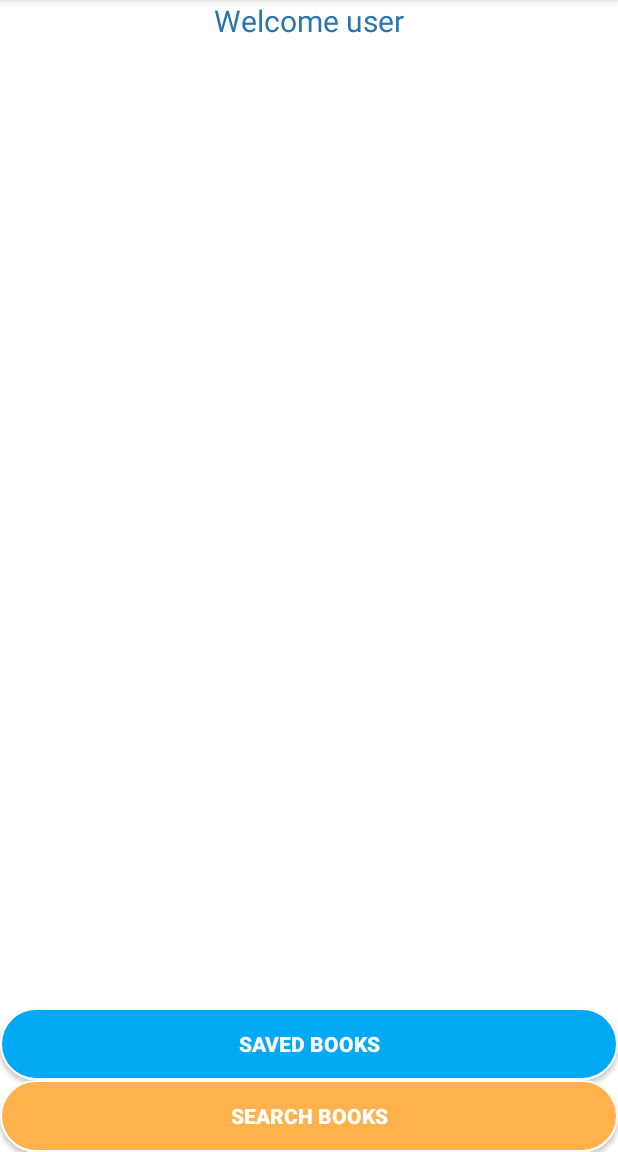
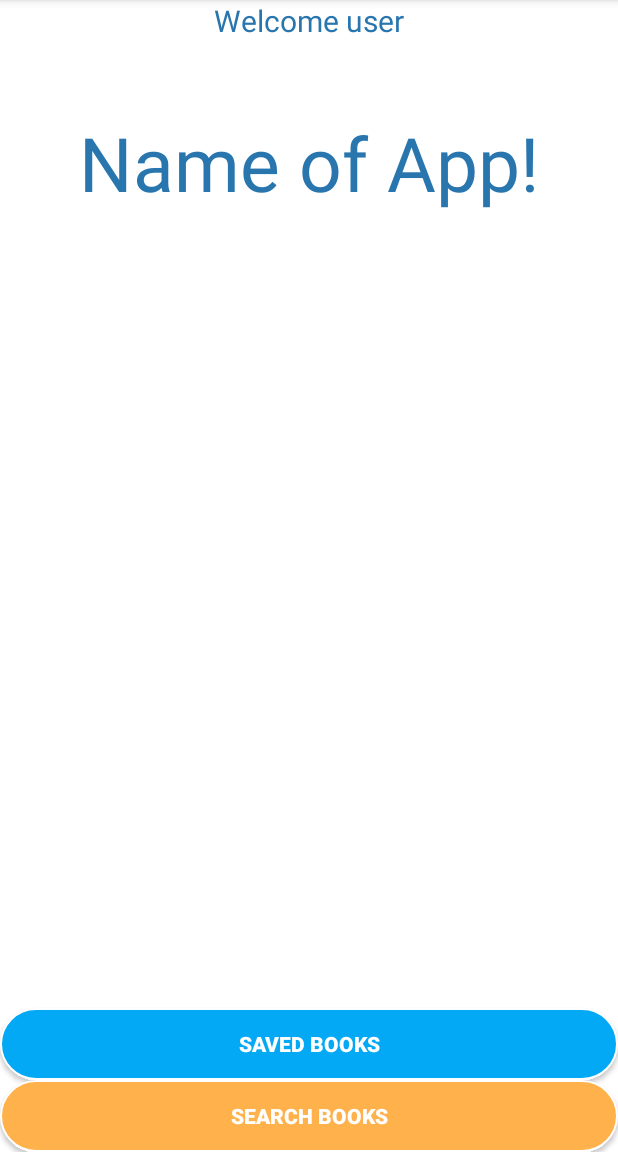
Before and after one commit to kderrick/android_bookTracker, an Android app: the MainActivity screen opened directly, with no data from a screen before it, on a phone screen of 412 x 824 dp, the part 84-1236 px from its top. Run offline under Robolectric (Android 15) with nearby library versions, the phone set to English and light mode, and no system bars; our stand-ins replace ButterKnife; libraries missing offline, so code that uses them is left out: com.firebase.client; Roboto replaces fonts that are not available here; 4 statements that could not run were skipped.

Commit message:
add textview with custom font on MainActivity to show app name

```diff
--- a/app/src/main/java/epicodus/booktracker/ui/MainActivity.java
+++ b/app/src/main/java/epicodus/booktracker/ui/MainActivity.java
@@ -2,6 +2,7 @@ package epicodus.booktracker.ui;
 
 import android.content.Intent;
 import android.content.SharedPreferences;
+import android.graphics.Typeface;
 import android.preference.PreferenceManager;
 import android.support.v7.app.AppCompatActivity;
 import android.os.Bundle;
@@ -29,6 +30,7 @@ public class MainActivity extends AppCompatActivity implements View.OnClickListe
     @Bind(R.id.findBookButton) Button mFindBooksButton;
     @Bind(R.id.savedBooksButton) Button mSavedBooksButton;
     @Bind(R.id.welcomeTextView) TextView mWelcomeTextView;
+    @Bind(R.id.appNameTextView) TextView mAppNameTextView;
 
     private ValueEventListener mUserRefListener;
     private Firebase mUserRef;
@@ -65,6 +67,9 @@ public class MainActivity extends AppCompatActivity implements View.OnClickListe
                 Log.d("TAG", "Read failed");
             }
         });
+
+        Typeface tf = Typeface.createFromAsset(getAssets(), "fonts/MajorBlack.ttf");
+        mAppNameTextView.setTypeface(tf);
     }
 
     @Override
--- a/app/src/main/res/layout/activity_main.xml
+++ b/app/src/main/res/layout/activity_main.xml
@@ -40,4 +40,15 @@
         android:layout_alignParentLeft="true"
         android:layout_alignParentStart="true"/>
 
+    <TextView
+        android:layout_width="wrap_content"
+        android:layout_height="wrap_content"
+        android:text="Name of App!"
+        android:id="@+id/appNameTextView"
+        android:layout_below="@+id/welcomeTextView"
+        android:layout_centerHorizontal="true"
+        android:textSize="50dp"
+        android:textColor="@color/colorPrimary"
+        android:layout_marginTop="47dp" />
+
 </RelativeLayout>
```
Also changed, not shown: 1 other file.
